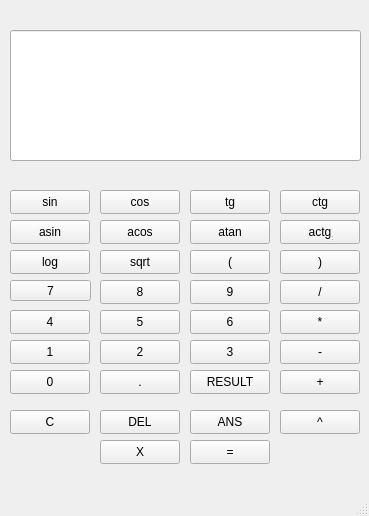
Qt form mainwindow.ui (owczarzakjakub/ModuCalc) before a commit.
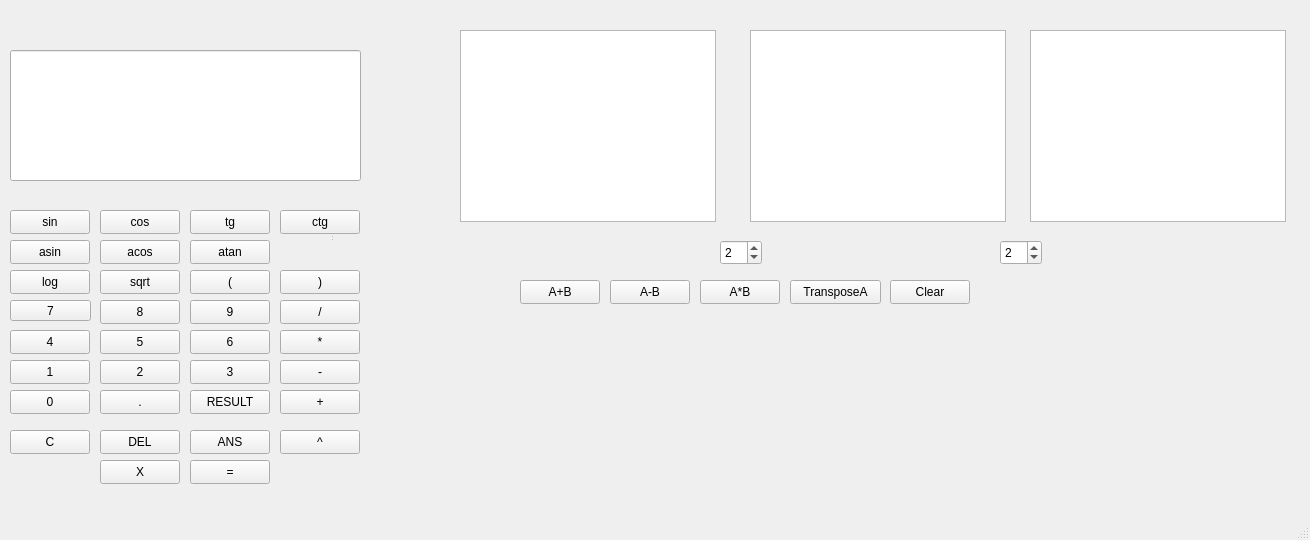
The same form after that commit.

Patch:
```diff
--- a/mainwindow.ui
+++ b/mainwindow.ui
@@ -6,8 +6,8 @@
    <rect>
     <x>0</x>
     <y>0</y>
-    <width>369</width>
-    <height>516</height>
+    <width>1310</width>
+    <height>540</height>
    </rect>
   </property>
   <property name="windowTitle">
@@ -18,7 +18,7 @@
     <property name="geometry">
      <rect>
       <x>0</x>
-      <y>0</y>
+      <y>20</y>
       <width>361</width>
       <height>491</height>
      </rect>
@@ -312,19 +312,6 @@
       <string>atan</string>
      </property>
     </widget>
-    <widget class="QPushButton" name="ButtonActg">
-     <property name="geometry">
-      <rect>
-       <x>280</x>
-       <y>220</y>
-       <width>80</width>
-       <height>24</height>
-      </rect>
-     </property>
-     <property name="text">
-      <string>actg</string>
-     </property>
-    </widget>
     <widget class="QPushButton" name="ButtonLog">
      <property name="geometry">
       <rect>
@@ -492,6 +479,130 @@
      </rect>
     </property>
    </widget>
+   <widget class="QSpinBox" name="spinRows">
+    <property name="enabled">
+     <bool>true</bool>
+    </property>
+    <property name="geometry">
+     <rect>
+      <x>720</x>
+      <y>240</y>
+      <width>42</width>
+      <height>25</height>
+     </rect>
+    </property>
+    <property name="value">
+     <number>2</number>
+    </property>
+   </widget>
+   <widget class="QSpinBox" name="spinCols">
+    <property name="geometry">
+     <rect>
+      <x>1000</x>
+      <y>240</y>
+      <width>42</width>
+      <height>25</height>
+     </rect>
+    </property>
+    <property name="value">
+     <number>2</number>
+    </property>
+   </widget>
+   <widget class="QTableWidget" name="tableMatrixA">
+    <property name="geometry">
+     <rect>
+      <x>460</x>
+      <y>30</y>
+      <width>256</width>
+      <height>192</height>
+     </rect>
+    </property>
+   </widget>
+   <widget class="QTableWidget" name="tableMatrixB">
+    <property name="geometry">
+     <rect>
+      <x>750</x>
+      <y>30</y>
+      <width>256</width>
+      <height>192</height>
+     </rect>
+    </property>
+   </widget>
+   <widget class="QTableWidget" name="tableResult">
+    <property name="geometry">
+     <rect>
+      <x>1030</x>
+      <y>30</y>
+      <width>256</width>
+      <height>192</height>
+     </rect>
+    </property>
+   </widget>
+   <widget class="QPushButton" name="btnAdd">
+    <property name="geometry">
+     <rect>
+      <x>520</x>
+      <y>280</y>
+      <width>80</width>
+      <height>24</height>
+     </rect>
+    </property>
+    <property name="text">
+     <string>A+B</string>
+    </property>
+   </widget>
+   <widget class="QPushButton" name="btnMul">
+    <property name="geometry">
+     <rect>
+      <x>700</x>
+      <y>280</y>
+      <width>80</width>
+      <height>24</height>
+     </rect>
+    </property>
+    <property name="text">
+     <string>A*B</string>
+    </property>
+   </widget>
+   <widget class="QPushButton" name="pushButton_3">
+    <property name="geometry">
+     <rect>
+      <x>890</x>
+      <y>280</y>
+      <width>80</width>
+      <height>24</height>
+     </rect>
+    </property>
+    <property name="text">
+     <string>Clear</string>
+    </property>
+   </widget>
+   <widget class="QPushButton" name="btnSub">
+    <property name="geometry">
+     <rect>
+      <x>610</x>
+      <y>280</y>
+      <width>80</width>
+      <height>24</height>
+     </rect>
+    </property>
+    <property name="text">
+     <string>A-B</string>
+    </property>
+   </widget>
+   <widget class="QPushButton" name="pushButton_5">
+    <property name="geometry">
+     <rect>
+      <x>790</x>
+      <y>280</y>
+      <width>91</width>
+      <height>24</height>
+     </rect>
+    </property>
+    <property name="text">
+     <string>TransposeA</string>
+    </property>
+   </widget>
   </widget>
   <widget class="QMenuBar" name="menubar">
    <property name="geometry">
```
Left out of the diff: 2 changed lines with no effect on the pictures.
